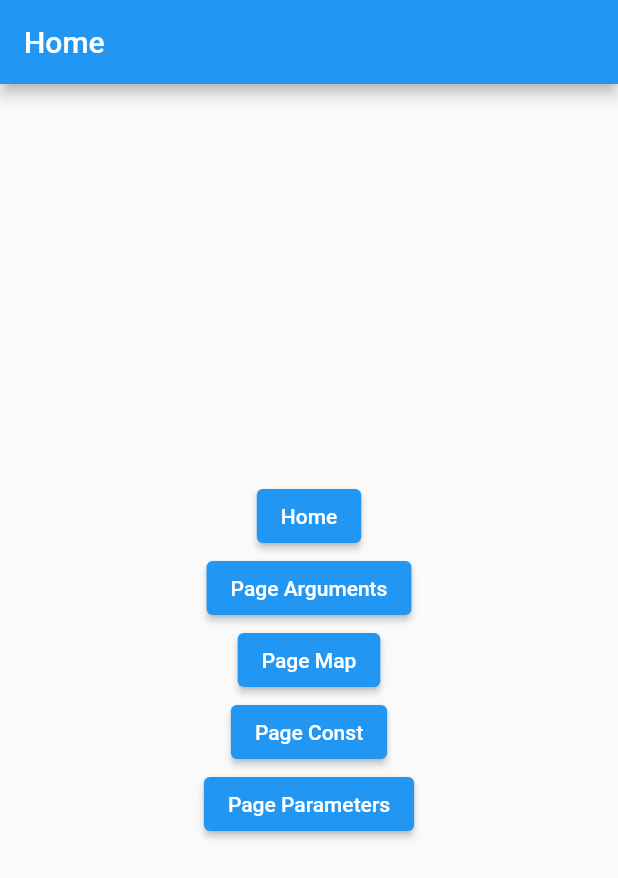
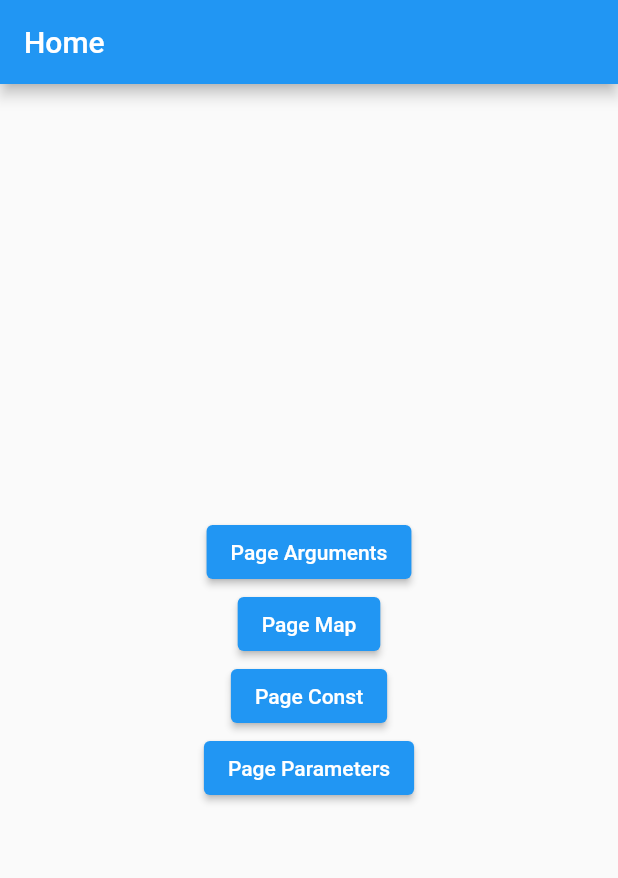
Before and after one commit to tjclick/getx_route_parameter, a Flutter app: the screen it shows after launch, on a phone screen of 412 x 824 dp. Shown: the top 878 px of the screen. Run offline on Flutter 3.47's test engine with Material 2 defaults, Android fonts, the phone set to English and light mode, and no system bars; our stand-ins replace get.

Commit message:
modify ver 0.2

```diff
--- a/lib/home.dart
+++ b/lib/home.dart
@@ -15,12 +15,6 @@ class Home extends StatelessWidget {
         child: Column(
           mainAxisAlignment: MainAxisAlignment.center,
           children: [
-            ElevatedButton(
-              onPressed: () {
-                Get.toNamed("/");
-              }, // 버튼이 눌릴 때의 동작을 정의합니다.
-              child: Text('Home'), // 버튼의 내용을 지정합니다.
-            ),
             ElevatedButton(
               onPressed: () {
                 Get.toNamed("/args", arguments: "테스트값 01");
```
